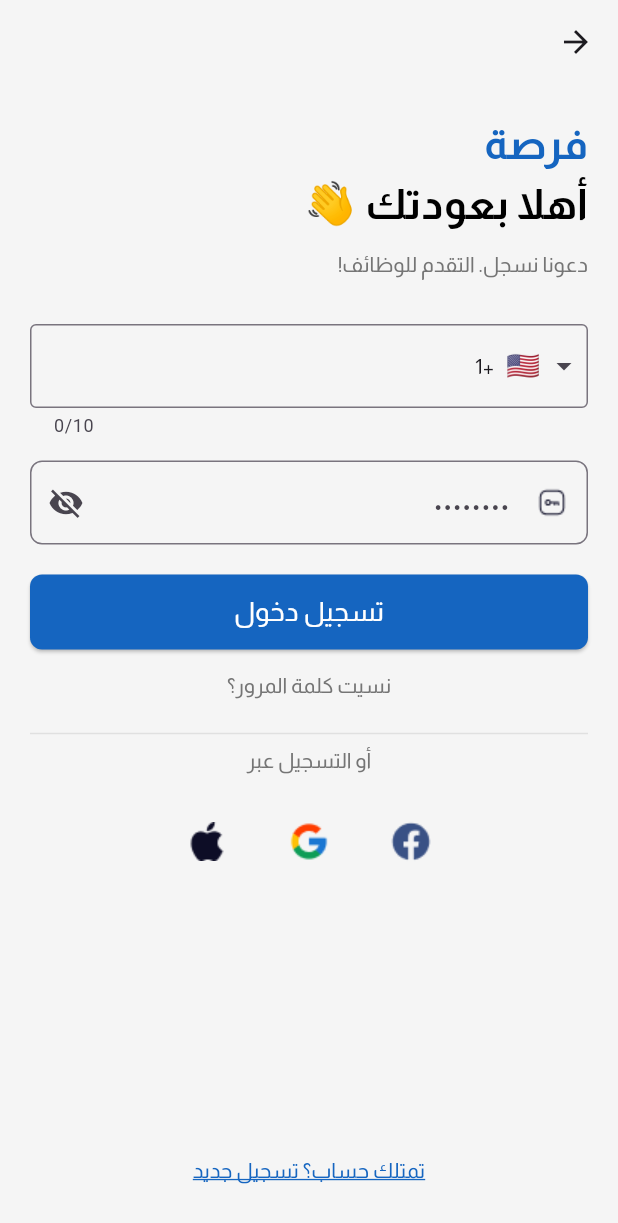
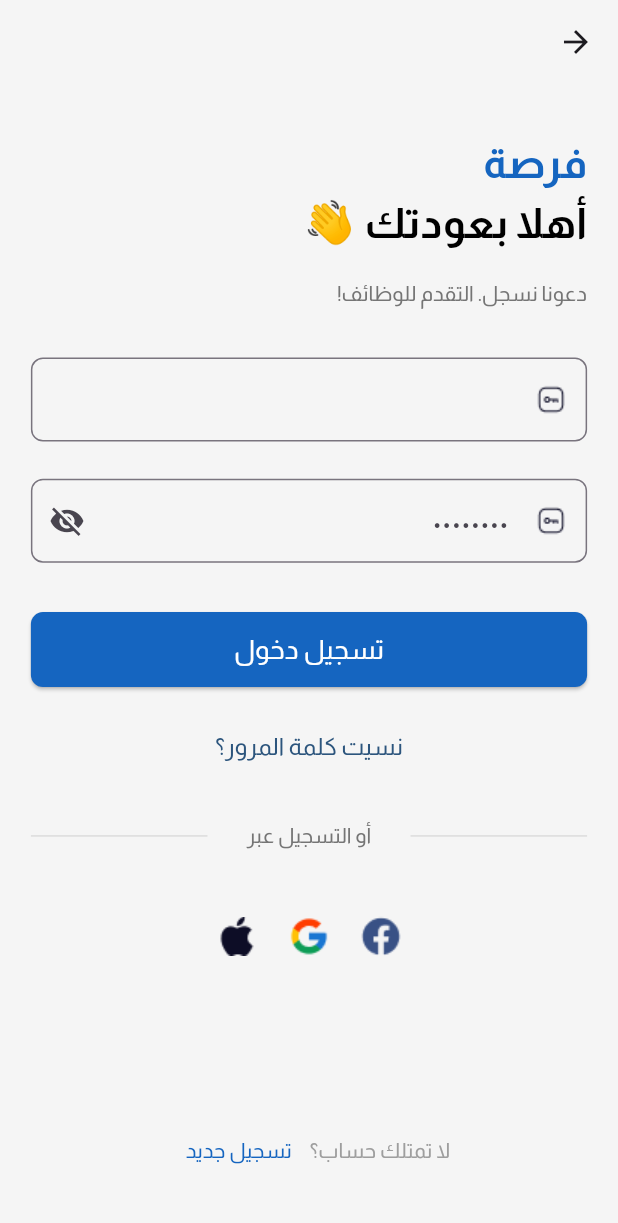
Before and after one commit to MOT3Z19/JobApp1, a Flutter app: the screen it shows after launch, after a tap on "تخطي", after a tap on "تسجيل الدخول", on a phone screen of 412 x 824 dp. Shown: the top 1223 px of the screen. Run offline on Flutter 3.47's test engine with Material 3 defaults, Android fonts, the phone set to English and light mode, and no system bars; drawn by our look-alikes of intl_phone_field; our stand-ins replace firebase_core; accounts and stored records are empty.

Commit message:
login changes & splash

```diff
--- /dev/null
+++ b/lib/core/constansColor.dart
@@ -0,0 +1,4 @@
+
+import 'dart:ui';
+
+Color primaryColor = const Color(0xff2C557D);
--- a/lib/main.dart
+++ b/lib/main.dart
@@ -1,5 +1,6 @@
 import 'package:flutter/material.dart';
 import 'package:job_app/view/auth_screen/sign_in_screen.dart';
+import 'package:job_app/view/auth_screen/sign_up_screen.dart';
 import 'package:job_app/view/splash_screen/SplashScreen.dart';
 
 void main() {
@@ -42,6 +43,7 @@ class MyApp extends StatelessWidget {
       routes: {
         '/splash_screen': (context) => SplashScreen(),
         '/log_in': (context) => LoginScreen(),
+        '/sign_up': (context) => SignUpScreen(),
       },
     );
   }
--- /dev/null
+++ b/lib/view/auth_screen/auth_widgets/PasswordField.dart
@@ -0,0 +1,37 @@
+
+import 'package:flutter/cupertino.dart';
+import 'package:flutter/material.dart';
+
+class PasswordField extends StatefulWidget {
+  @override
+  _PasswordFieldState createState() => _PasswordFieldState();
+}
+
+class _PasswordFieldState extends State<PasswordField> {
+  bool _obscureText = true;
+
+  @override
+  Widget build(BuildContext context) {
+    return TextFormField(
+
+      decoration: InputDecoration(
+        prefixIcon: Image.asset('assets/images/lock.png'),
+        suffixIcon: IconButton(
+          icon: Icon(
+            _obscureText ? Icons.visibility_off : Icons.visibility,
+          ),
+          onPressed: () {
+            setState(() {
+              _obscureText = !_obscureText;
+            });
+          },
+        ),
+        hintText: '••••••••',
+        border: OutlineInputBorder(
+          borderRadius: BorderRadius.circular(8),
+        ),
+      ),
+      obscureText: _obscureText,
+    );
+  }
+}
--- /dev/null
+++ b/lib/view/auth_screen/auth_widgets/data_forms.dart
@@ -0,0 +1,21 @@
+import 'package:flutter/cupertino.dart';
+import 'package:flutter/material.dart';
+
+class DataTextField extends StatelessWidget {
+  DataTextField({Key? key, required this.image});
+
+  final String image;
+
+  @override
+  Widget build(BuildContext context) {
+    return TextFormField(
+
+      decoration: InputDecoration(
+        prefixIcon: Image.asset(image),
+        border: OutlineInputBorder(
+          borderRadius: BorderRadius.circular(8),
+        ),
+      ),
+    );
+  }
+}
--- a/lib/view/auth_screen/sign_in_screen.dart
+++ b/lib/view/auth_screen/sign_in_screen.dart
@@ -1,24 +1,30 @@
 import 'package:flutter/material.dart';
 import 'package:flutter/services.dart';
 import 'package:intl_phone_field/intl_phone_field.dart';
+import 'package:job_app/core/constansColor.dart';
+import 'package:job_app/view/auth_screen/auth_widgets/data_forms.dart';
+import 'auth_widgets/PasswordField.dart';
 
 class LoginScreen extends StatelessWidget {
   @override
   Widget build(BuildContext context) {
+    double height = MediaQuery.of(context).size.height;
+    double width = MediaQuery.of(context).size.width;
     return Directionality(
       textDirection: TextDirection.rtl,
       child: Scaffold(
+        resizeToAvoidBottomInset: false,
         backgroundColor: Colors.grey.shade100,
         appBar: AppBar(
           backgroundColor: Colors.transparent,
           elevation: 0,
         ),
         body: Padding(
-          padding: const EdgeInsets.symmetric(horizontal: 20.0),
+          padding: EdgeInsets.symmetric(horizontal: width * .05),
           child: Column(
             crossAxisAlignment: CrossAxisAlignment.start,
             children: [
-              SizedBox(height: 20),
+              SizedBox(height: height * .04),
               Text(
                 'فرصة',
                 style: TextStyle(
@@ -37,19 +43,28 @@ class LoginScreen extends StatelessWidget {
                 ),
                 textAlign: TextAlign.right,
               ),
-              SizedBox(height: 10),
+              SizedBox(height: height * .02),
               Text(
                 'دعونا نسجل. التقدم للوظائف!',
                 style: TextStyle(color: Colors.grey.shade600),
                 textAlign: TextAlign.right,
               ),
-              SizedBox(height: 30),
-              _buildPhoneNumberField(),
-              SizedBox(height: 15),
+              SizedBox(height: height * .04),
+              DataTextField(image: 'assets/images/lock.png'),
+              // _buildPhoneNumberField(),
+              SizedBox(height: height * .03),
               PasswordField(),
-              SizedBox(height: 20),
+              SizedBox(height: height * .04),
               ElevatedButton(
-                onPressed: () {},
+                onPressed: () async {
+                  // await FirebaseAuth.instance.verifyPhoneNumber(
+                  //   phoneNumber: '+44 7123 123 456',
+                  //   verificationCompleted: (PhoneAuthCredential credential) {},
+                  //   verificationFailed: (FirebaseAuthException e) {},
+                  //   codeSent: (String verificationId, int? resendToken) {},
+                  //   codeAutoRetrievalTimeout: (String verificationId) {},
+                  // );
+                },
                 style: ElevatedButton.styleFrom(
                   backgroundColor: Colors.blue.shade800,
                   minimumSize: Size(double.infinity, 50),
@@ -62,51 +77,86 @@ class LoginScreen extends StatelessWidget {
                   style: TextStyle(fontSize: 18, color: Colors.white),
                 ),
               ),
+              SizedBox(height: height * .02),
               Center(
                 child: TextButton(
                   onPressed: () {},
                   child: Text('نسيت كلمة المرور؟',
-                      style: TextStyle(color: Colors.grey.shade600)),
+                      style: TextStyle(
+                          color: primaryColor,
+                          fontWeight: FontWeight.w500,
+                          fontSize: 16)),
                 ),
               ),
-              Divider(thickness: 1, color: Colors.grey.shade300),
-              Center(
-                child: Text(
-                  'أو التسجيل عبر',
-                  style: TextStyle(color: Colors.grey.shade600),
-                ),
+              SizedBox(height: height * .03),
+              Row(
+                mainAxisAlignment: MainAxisAlignment.spaceBetween,
+                children: [
+                  Container(
+                    child: Divider(
+                      thickness: 1.2,
+                      color: Colors.grey.shade300,
+                    ),
+                    width: width / 3.5,
+                  ),
+                  Text(
+                    '  أو التسجيل عبر  ',
+                    style: TextStyle(color: Colors.grey.shade600),
+                  ),
+                  Container(
+                    child: Divider(
+                      thickness: 1.2,
+                      color: Colors.grey.shade300,
+                    ),
+                    width: width / 3.5,
+                  )
+                ],
               ),
-              SizedBox(height: 20),
+
+              SizedBox(height: height * .04),
               Row(
                 mainAxisAlignment: MainAxisAlignment.center,
+
                 children: [
                   IconButton(
                       onPressed: () {},
                       icon: Image.asset('assets/images/facebook.png')),
-                  SizedBox(width: 20),
+
                   IconButton(
                       onPressed: () {},
                       icon: Image.asset('assets/images/google.png')),
-                  SizedBox(width: 20),
+
                   IconButton(
                       onPressed: () {},
                       icon: Image.asset('assets/images/apple.png')),
                 ],
               ),
-              Spacer(),
-              Center(
-                child: TextButton(
-                  onPressed: () {},
-                  child: Text(
-                    'تمتلك حساب؟ تسجيل جديد',
+              const Spacer(),
+              Row(
+                mainAxisAlignment: MainAxisAlignment.center,
+                children: [
+                  Text(
+                    'لا تمتلك حساب؟',
                     style: TextStyle(
-                      color: Colors.blue.shade800,
-                      decoration: TextDecoration.underline,
+                      color: Colors.grey.shade500,
+                      decoration: TextDecoration.none,
                     ),
                   ),
-                ),
+                  TextButton(
+                    onPressed: () {
+                      Navigator.pushNamed(context, '/sign_up');
+                    },
+                    child: Text(
+                      'تسجيل جديد',
+                      style: TextStyle(
+                        color: Colors.blue.shade800,
+                        decoration: TextDecoration.none,
+                      ),
+                    ),
+                  ),
+                ],
               ),
-              SizedBox(height: 20),
+              SizedBox(height: height * .04),
             ],
           ),
         ),
@@ -114,55 +164,22 @@ class LoginScreen extends StatelessWidget {
     );
   }
 
-  Widget _buildPhoneNumberField() {
-    return IntlPhoneField(
-      decoration: InputDecoration(
-        labelText: '',
-        border: OutlineInputBorder(
-          borderSide: BorderSide(),
-        ),
-      ),
-      languageCode: "ar",
-      onChanged: (phone) {
-        print(phone.completeNumber);
-      },
-      onCountryChanged: (country) {
-        print('Country changed to: ' + country.name);
-      },
-    );
-  }
-
+// Widget _buildPhoneNumberField() {
+//   return IntlPhoneField(
+//     decoration: InputDecoration(
+//       labelText: '',
+//       border: OutlineInputBorder(
+//         borderRadius: BorderRadius.circular(8),
+//         borderSide: BorderSide(),
+//       ),
+//     ),
+//     languageCode: "ar",
+//     onChanged: (phone) {
+//       print(phone.completeNumber);
+//     },
+//     onCountryChanged: (country) {
+//       print('Country changed to: ' + country.name);
+//     },
+//   );
+// }
 }
-
-class PasswordField extends StatefulWidget {
-  @override
-  _PasswordFieldState createState() => _PasswordFieldState();
-}
-
-class _PasswordFieldState extends State<PasswordField> {
-  bool _obscureText = true;
-
-  @override
-  Widget build(BuildContext context) {
-    return TextFormField(
-      decoration: InputDecoration(
-        prefixIcon: Image.asset('assets/images/lock.png'),
-        suffixIcon: IconButton(
-          icon: Icon(
-            _obscureText ? Icons.visibility_off : Icons.visibility,
-          ),
-          onPressed: () {
-            setState(() {
-              _obscureText = !_obscureText;
-            });
-          },
-        ),
-        hintText: '••••••••',
-        border: OutlineInputBorder(
-          borderRadius: BorderRadius.circular(8),
-        ),
-      ),
-      obscureText: _obscureText,
-    );
-  }
-}
--- a/lib/view/splash_screen/SplashScreen.dart
+++ b/lib/view/splash_screen/SplashScreen.dart
@@ -1,5 +1,7 @@
 import 'package:flutter/material.dart';
 import 'package:job_app/view/outboarding_screen/outbooardingScreen.dart';
+
+import '../../core/constansColor.dart';
 
 class SplashScreen extends StatefulWidget {
   @override
@@ -16,16 +18,38 @@ class _SplashScreenState extends State<SplashScreen> {
   _navigateToHome() async {
     await Future.delayed(Duration(milliseconds: 3000), () {});
     Navigator.pushReplacement(
-      context,
-      MaterialPageRoute(builder: (context) => OnboardingScreen()),
-    );
+        context, MaterialPageRoute(builder: (context) => OnboardingScreen()));
   }
 
   @override
   Widget build(BuildContext context) {
     return Scaffold(
-      body: Center(
-        child: Image.asset('assets/images/Start.png', fit: BoxFit.cover, width: double.infinity, height: double.infinity),
+      body: Container(
+        width: double.infinity,
+        height: double.infinity,
+        decoration: BoxDecoration(
+            gradient: LinearGradient(
+          colors: [Colors.black.withOpacity(1.0), primaryColor],
+          end: AlignmentDirectional.topCenter,
+          begin: AlignmentDirectional.bottomCenter,
+        )),
+        child: Center(
+          child: Column(
+            mainAxisAlignment: MainAxisAlignment.center,
+            children: [
+              Icon(
+                Icons.zoom_in,
+                color: Colors.white,
+                size: 50,
+              ),
+              Text('فُرصة',
+                  style: TextStyle(
+                      color: Colors.white,
+                      fontWeight: FontWeight.bold,
+                      fontSize: 55))
+            ],
+          ),
+        ),
       ),
     );
   }
--- a/pubspec.yaml
+++ b/pubspec.yaml
@@ -37,7 +37,6 @@ dependencies:
   cupertino_icons: ^1.0.2
   firebase_core: ^2.24.2
   intl_phone_field: ^3.2.0
-  flutter_localization: ^0.2.0
 
 dev_dependencies:
   flutter_test:
```
Also changed, not shown: lib/firebaseControllers/authController.dart (added, +24 -0 lines), lib/models/usersDataModels/usersData.dart (added, +22 -0 lines), lib/view/auth_screen/sign_up_screen.dart (+169 -0 lines), pubspec.lock, 6 other files.
